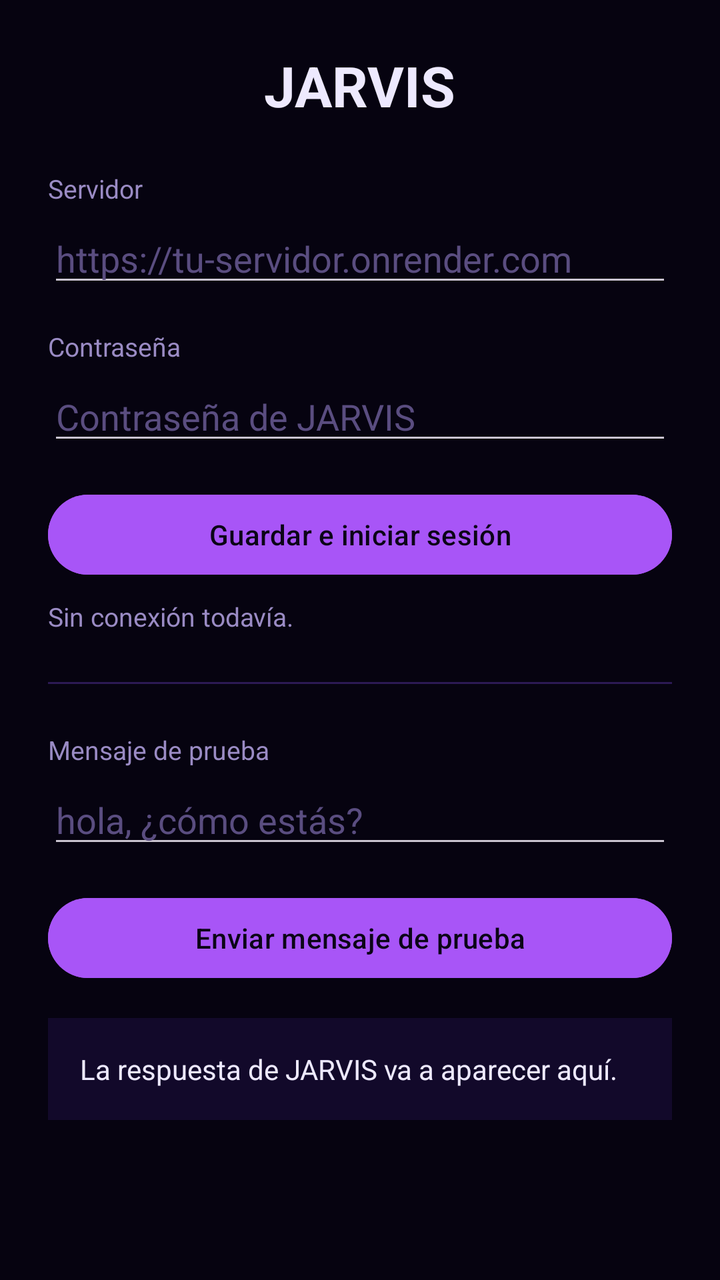
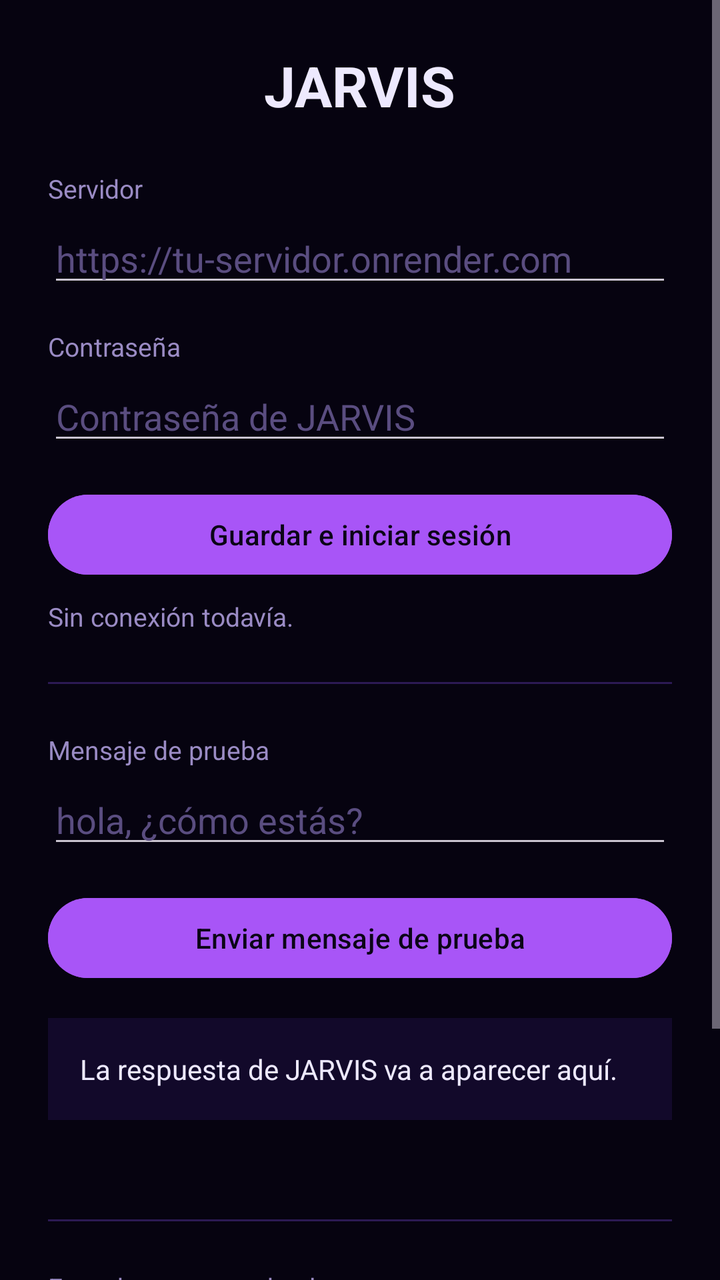

Two renders of the same Android screen: before a commit and after it. Below are the layout's source before the change and the commit's diff.
<!-- AndroidManifest.xml: application theme Theme.Jarvis -->
<!-- res/layout/activity_main.xml -->
<?xml version="1.0" encoding="utf-8"?>
<ScrollView xmlns:android="http://schemas.android.com/apk/res/android"
    android:layout_width="match_parent"
    android:layout_height="match_parent"
    android:background="#060310"
    android:fillViewport="true">

    <LinearLayout
        android:layout_width="match_parent"
        android:layout_height="wrap_content"
        android:orientation="vertical"
        android:padding="24dp">

        <TextView
            android:layout_width="wrap_content"
            android:layout_height="wrap_content"
            android:layout_gravity="center_horizontal"
            android:layout_marginBottom="24dp"
            android:text="JARVIS"
            android:textColor="#EDE9FE"
            android:textSize="28sp"
            android:textStyle="bold" />

        <TextView
            android:layout_width="wrap_content"
            android:layout_height="wrap_content"
            android:text="Servidor"
            android:textColor="#9A8BC4"
            android:textSize="13sp" />

        <EditText
            android:id="@+id/server_url_input"
            android:layout_width="match_parent"
            android:layout_height="wrap_content"
            android:layout_marginTop="4dp"
            android:layout_marginBottom="16dp"
            android:autofillHints="url"
            android:hint="https://tu-servidor.onrender.com"
            android:inputType="textUri"
            android:textColor="#EDE9FE"
            android:textColorHint="#5a4d80" />

        <TextView
            android:layout_width="wrap_content"
            android:layout_height="wrap_content"
            android:text="Contraseña"
            android:textColor="#9A8BC4"
            android:textSize="13sp" />

        <EditText
            android:id="@+id/password_input"
            android:layout_width="match_parent"
            android:layout_height="wrap_content"
            android:layout_marginTop="4dp"
            android:layout_marginBottom="16dp"
            android:autofillHints="password"
            android:hint="Contraseña de JARVIS"
            android:inputType="textPassword"
            android:textColor="#EDE9FE"
            android:textColorHint="#5a4d80" />

        <Button
            android:id="@+id/login_button"
            android:layout_width="match_parent"
            android:layout_height="wrap_content"
            android:layout_marginBottom="8dp"
            android:backgroundTint="#A855F7"
            android:text="Guardar e iniciar sesión"
            android:textColor="#0B0517" />

        <TextView
            android:id="@+id/login_status"
            android:layout_width="match_parent"
            android:layout_height="wrap_content"
            android:layout_marginBottom="24dp"
            android:text="Sin conexión todavía."
            android:textColor="#9A8BC4"
            android:textSize="13sp" />

        <View
            android:layout_width="match_parent"
            android:layout_height="1dp"
            android:layout_marginBottom="24dp"
            android:background="#2c1a54" />

        <TextView
            android:layout_width="wrap_content"
            android:layout_height="wrap_content"
            android:text="Mensaje de prueba"
            android:textColor="#9A8BC4"
            android:textSize="13sp" />

        <EditText
            android:id="@+id/test_message_input"
            android:layout_width="match_parent"
            android:layout_height="wrap_content"
            android:layout_marginTop="4dp"
            android:layout_marginBottom="16dp"
            android:hint="hola, ¿cómo estás?"
            android:inputType="text"
            android:textColor="#EDE9FE"
            android:textColorHint="#5a4d80" />

        <Button
            android:id="@+id/send_test_button"
            android:layout_width="match_parent"
            android:layout_height="wrap_content"
            android:layout_marginBottom="16dp"
            android:backgroundTint="#A855F7"
            android:text="Enviar mensaje de prueba"
            android:textColor="#0B0517" />

        <TextView
            android:id="@+id/reply_text"
            android:layout_width="match_parent"
            android:layout_height="wrap_content"
            android:background="#12092A"
            android:padding="16dp"
            android:text="La respuesta de JARVIS va a aparecer aquí."
            android:textColor="#EDE9FE" />

        <TextView
            android:id="@+id/audio_status"
            android:layout_width="match_parent"
            android:layout_height="wrap_content"
            android:layout_marginTop="8dp"
            android:text=""
            android:textColor="#9A8BC4"
            android:textSize="13sp" />

    </LinearLayout>
</ScrollView>
<!-- resources referenced by this layout -->
<resources>
  <style name="Theme.Jarvis" parent="Theme.Material3.Dark.NoActionBar">
          <item name="colorPrimary">#A855F7</item>
          <item name="colorPrimaryVariant">#4C1D95</item>
          <item name="colorOnPrimary">#0B0517</item>
          <item name="android:windowBackground">#060310</item>
          <item name="colorSurface">#12092A</item>
          <item name="colorOnSurface">#EDE9FE</item>
      </style>
</resources>

<!-- the commit's change to res/layout/activity_main.xml (unified diff, before → after) -->
@@ -128,5 +128,45 @@
             android:textColor="#9A8BC4"
             android:textSize="13sp" />
 
+        <View
+            android:layout_width="match_parent"
+            android:layout_height="1dp"
+            android:layout_marginTop="24dp"
+            android:layout_marginBottom="24dp"
+            android:background="#2c1a54" />
+
+        <TextView
+            android:layout_width="wrap_content"
+            android:layout_height="wrap_content"
+            android:text="Escucha en segundo plano"
+            android:textColor="#9A8BC4"
+            android:textSize="13sp" />
+
+        <TextView
+            android:layout_width="match_parent"
+            android:layout_height="wrap_content"
+            android:layout_marginTop="4dp"
+            android:layout_marginBottom="12dp"
+            android:text="Di &#8220;oye jarvis&#8221; seguido de tu pregunta, con el celular desbloqueado."
+            android:textColor="#5a4d80"
+            android:textSize="12sp" />
+
+        <Button
+            android:id="@+id/toggle_listener_button"
+            android:layout_width="match_parent"
+            android:layout_height="wrap_content"
+            android:layout_marginBottom="8dp"
+            android:backgroundTint="#A855F7"
+            android:text="Activar escucha en segundo plano"
+            android:textColor="#0B0517" />
+
+        <TextView
+            android:id="@+id/listener_status"
+            android:layout_width="match_parent"
+            android:layout_height="wrap_content"
+            android:text="Detenida."
+            android:textColor="#9A8BC4"
+            android:textSize="13sp" />
+
     </LinearLayout>
 </ScrollView>
